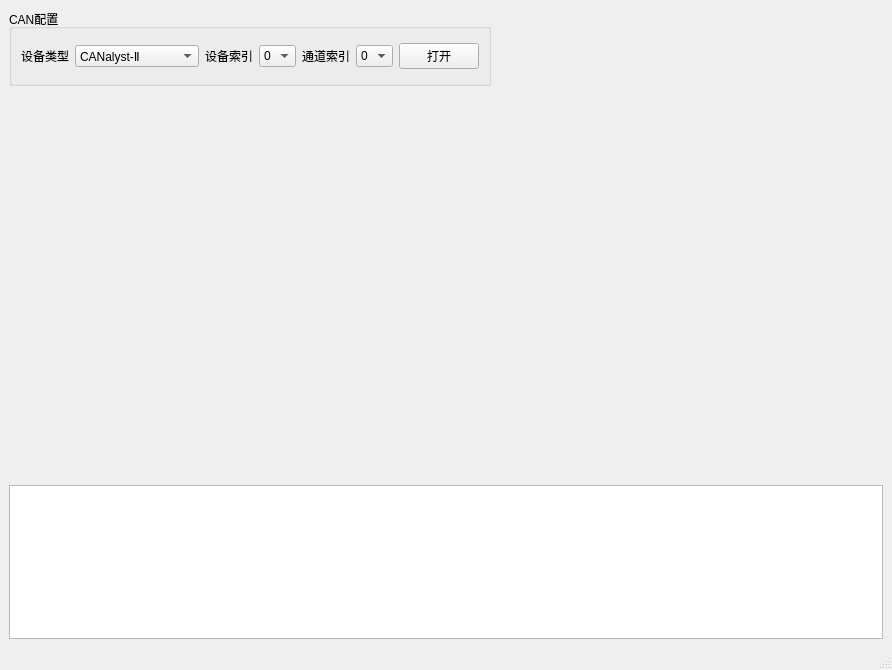
The window that QTProject/KeytoCANTooling/mainwindow.ui (mohaifeng/KeytoRepository) describes before a commit, drawn with Qt 5.
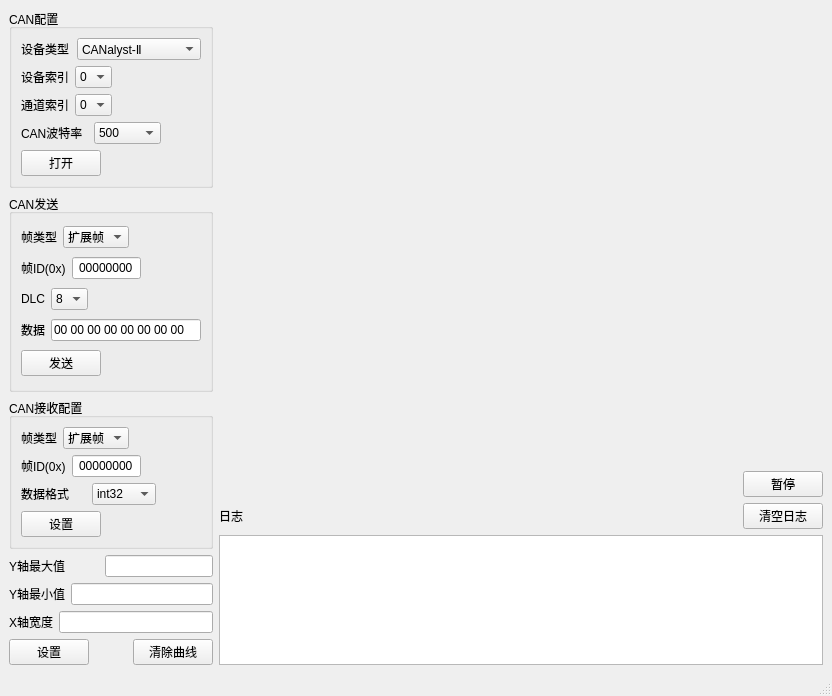
The same window after the commit. Custom widgets are drawn as their Qt base class.

Patch:
```diff
--- a/QTProject/KeytoCANTooling/mainwindow.ui
+++ b/QTProject/KeytoCANTooling/mainwindow.ui
@@ -6,23 +6,35 @@
    <rect>
     <x>0</x>
     <y>0</y>
-    <width>892</width>
-    <height>670</height>
+    <width>832</width>
+    <height>696</height>
    </rect>
   </property>
   <property name="windowTitle">
    <string>MainWindow</string>
   </property>
   <widget class="QWidget" name="centralwidget">
-   <layout class="QVBoxLayout" name="verticalLayout" stretch="1,5,2">
+   <layout class="QHBoxLayout" name="horizontalLayout_30" stretch="1,5">
     <item>
-     <layout class="QHBoxLayout" name="horizontalLayout_5">
+     <layout class="QVBoxLayout" name="verticalLayout_7" stretch="3,1,0,0">
       <item>
        <widget class="QGroupBox" name="groupBox">
+        <property name="sizePolicy">
+         <sizepolicy hsizetype="Preferred" vsizetype="Fixed">
+          <horstretch>0</horstretch>
+          <verstretch>0</verstretch>
+         </sizepolicy>
+        </property>
+        <property name="autoFillBackground">
+         <bool>true</bool>
+        </property>
         <property name="title">
          <string>CAN配置</string>
         </property>
-        <layout class="QHBoxLayout" name="horizontalLayout_4">
+        <layout class="QVBoxLayout" name="verticalLayout">
+         <property name="rightMargin">
+          <number>9</number>
+         </property>
          <item>
           <layout class="QHBoxLayout" name="horizontalLayout">
            <item>
@@ -49,114 +61,863 @@
           </layout>
          </item>
          <item>
-          <layout class="QHBoxLayout" name="horizontalLayout_2">
+          <layout class="QHBoxLayout" name="horizontalLayout_17">
            <item>
-            <widget class="QLabel" name="label_2">
+            <layout class="QHBoxLayout" name="horizontalLayout_2">
+             <item>
+              <widget class="QLabel" name="label_2">
+               <property name="text">
+                <string>设备索引</string>
+               </property>
+              </widget>
+             </item>
+             <item>
+              <widget class="QComboBox" name="DevIdexcomboBox">
+               <item>
+                <property name="text">
+                 <string>0</string>
+                </property>
+               </item>
+               <item>
+                <property name="text">
+                 <string>1</string>
+                </property>
+               </item>
+              </widget>
+             </item>
+            </layout>
+           </item>
+           <item>
+            <spacer name="horizontalSpacer_5">
+             <property name="orientation">
+              <enum>Qt::Horizontal</enum>
+             </property>
+             <property name="sizeHint" stdset="0">
+              <size>
+               <width>40</width>
+               <height>20</height>
+              </size>
+             </property>
+            </spacer>
+           </item>
+          </layout>
+         </item>
+         <item>
+          <layout class="QHBoxLayout" name="horizontalLayout_18">
+           <item>
+            <layout class="QHBoxLayout" name="horizontalLayout_3">
+             <item>
+              <widget class="QLabel" name="label_3">
+               <property name="text">
+                <string>通道索引</string>
+               </property>
+              </widget>
+             </item>
+             <item>
+              <widget class="QComboBox" name="CANIdexcomboBox">
+               <item>
+                <property name="text">
+                 <string>0</string>
+                </property>
+               </item>
+               <item>
+                <property name="text">
+                 <string>1</string>
+                </property>
+               </item>
+              </widget>
+             </item>
+            </layout>
+           </item>
+           <item>
+            <spacer name="horizontalSpacer_6">
+             <property name="orientation">
+              <enum>Qt::Horizontal</enum>
+             </property>
+             <property name="sizeHint" stdset="0">
+              <size>
+               <width>40</width>
+               <height>20</height>
+              </size>
+             </property>
+            </spacer>
+           </item>
+          </layout>
+         </item>
+         <item>
+          <layout class="QHBoxLayout" name="horizontalLayout_32" stretch="0,0">
+           <item>
+            <layout class="QHBoxLayout" name="horizontalLayout_31">
+             <item>
+              <widget class="QLabel" name="label_15">
+               <property name="text">
+                <string>CAN波特率</string>
+               </property>
+              </widget>
+             </item>
+             <item>
+              <widget class="QComboBox" name="CANBaudratecomboBox">
+               <property name="editable">
+                <bool>false</bool>
+               </property>
+               <property name="currentText">
+                <string>500</string>
+               </property>
+               <property name="currentIndex">
+                <number>3</number>
+               </property>
+               <item>
+                <property name="text">
+                 <string>100</string>
+                </property>
+               </item>
+               <item>
+                <property name="text">
+                 <string>125</string>
+                </property>
+               </item>
+               <item>
+                <property name="text">
+                 <string>250</string>
+                </property>
+               </item>
+               <item>
+                <property name="text">
+                 <string>500</string>
+                </property>
+               </item>
+               <item>
+                <property name="text">
+                 <string>800</string>
+                </property>
+               </item>
+               <item>
+                <property name="text">
+                 <string>1000</string>
+                </property>
+               </item>
+              </widget>
+             </item>
+            </layout>
+           </item>
+           <item>
+            <spacer name="horizontalSpacer_16">
+             <property name="orientation">
+              <enum>Qt::Horizontal</enum>
+             </property>
+             <property name="sizeType">
+              <enum>QSizePolicy::Preferred</enum>
+             </property>
+             <property name="sizeHint" stdset="0">
+              <size>
+               <width>40</width>
+               <height>20</height>
+              </size>
+             </property>
+            </spacer>
+           </item>
+          </layout>
+         </item>
+         <item>
+          <layout class="QHBoxLayout" name="horizontalLayout_16">
+           <item>
+            <widget class="QPushButton" name="OpenCANpushButton">
              <property name="text">
-              <string>设备索引</string>
+              <string>打开</string>
              </property>
             </widget>
            </item>
            <item>
-            <widget class="QComboBox" name="DevIdexcomboBox">
+            <spacer name="horizontalSpacer_4">
+             <property name="orientation">
+              <enum>Qt::Horizontal</enum>
+             </property>
+             <property name="sizeHint" stdset="0">
+              <size>
+               <width>40</width>
+               <height>20</height>
+              </size>
+             </property>
+            </spacer>
+           </item>
+          </layout>
+         </item>
+        </layout>
+       </widget>
+      </item>
+      <item>
+       <widget class="QGroupBox" name="groupBox_2">
+        <property name="sizePolicy">
+         <sizepolicy hsizetype="Preferred" vsizetype="Preferred">
+          <horstretch>0</horstretch>
+          <verstretch>0</verstretch>
+         </sizepolicy>
+        </property>
+        <property name="autoFillBackground">
+         <bool>true</bool>
+        </property>
+        <property name="title">
+         <string>CAN发送</string>
+        </property>
+        <layout class="QVBoxLayout" name="verticalLayout_5">
+         <item>
+          <layout class="QHBoxLayout" name="horizontalLayout_29">
+           <item>
+            <layout class="QHBoxLayout" name="horizontalLayout_11">
              <item>
-              <property name="text">
-               <string>0</string>
-              </property>
+              <widget class="QLabel" name="label_4">
+               <property name="text">
+                <string>帧类型</string>
+               </property>
+              </widget>
              </item>
              <item>
-              <property name="text">
-               <string>1</string>
-              </property>
+              <widget class="QComboBox" name="TxFrameTypecomboBox">
+               <property name="currentIndex">
+                <number>1</number>
+               </property>
+               <item>
+                <property name="text">
+                 <string>标准帧</string>
+                </property>
+               </item>
+               <item>
+                <property name="text">
+                 <string>扩展帧</string>
+                </property>
+               </item>
+              </widget>
              </item>
+            </layout>
+           </item>
+           <item>
+            <spacer name="horizontalSpacer_15">
+             <property name="orientation">
+              <enum>Qt::Horizontal</enum>
+             </property>
+             <property name="sizeType">
+              <enum>QSizePolicy::Expanding</enum>
+             </property>
+             <property name="sizeHint" stdset="0">
+              <size>
+               <width>40</width>
+               <height>20</height>
+              </size>
+             </property>
+            </spacer>
+           </item>
+          </layout>
+         </item>
+         <item>
+          <layout class="QHBoxLayout" name="horizontalLayout_19" stretch="2,1">
+           <item>
+            <layout class="QHBoxLayout" name="horizontalLayout_12">
+             <item>
+              <widget class="QLabel" name="label_5">
+               <property name="text">
+                <string>帧ID(0x)</string>
+               </property>
+              </widget>
+             </item>
+             <item>
+              <widget class="QLineEdit" name="TxFrameIDlineEdit">
+               <property name="text">
+                <string>00000000</string>
+               </property>
+               <property name="alignment">
+                <set>Qt::AlignCenter</set>
+               </property>
+              </widget>
+             </item>
+            </layout>
+           </item>
+           <item>
+            <spacer name="horizontalSpacer_7">
+             <property name="orientation">
+              <enum>Qt::Horizontal</enum>
+             </property>
+             <property name="sizeHint" stdset="0">
+              <size>
+               <width>40</width>
+               <height>20</height>
+              </size>
+             </property>
+            </spacer>
+           </item>
+          </layout>
+         </item>
+         <item>
+          <layout class="QHBoxLayout" name="horizontalLayout_20">
+           <item>
+            <layout class="QHBoxLayout" name="horizontalLayout_13">
+             <item>
+              <widget class="QLabel" name="label_10">
+               <property name="text">
+                <string>DLC</string>
+               </property>
+              </widget>
+             </item>
+             <item>
+              <widget class="QComboBox" name="DLCcomboBox">
+               <property name="currentText">
+                <string>8</string>
+               </property>
+               <property name="currentIndex">
+                <number>7</number>
+               </property>
+               <item>
+                <property name="text">
+                 <string>1</string>
+                </property>
+               </item>
+               <item>
+                <property name="text">
+                 <string>2</string>
+                </property>
+               </item>
+               <item>
+                <property name="text">
+                 <string>3</string>
+                </property>
+               </item>
+               <item>
+                <property name="text">
+                 <string>4</string>
+                </property>
+               </item>
+               <item>
+                <property name="text">
+                 <string>5</string>
+                </property>
+               </item>
+               <item>
+                <property name="text">
+                 <string>6</string>
+                </property>
+               </item>
+               <item>
+                <property name="text">
+                 <string>7</string>
+                </property>
+               </item>
+               <item>
+                <property name="text">
+                 <string>8</string>
+                </property>
+               </item>
+              </widget>
+             </item>
+            </layout>
+           </item>
+           <item>
+            <spacer name="horizontalSpacer_8">
+             <property name="orientation">
+              <enum>Qt::Horizontal</enum>
+             </property>
+             <property name="sizeHint" stdset="0">
+              <size>
+               <width>40</width>
+               <height>20</height>
+              </size>
+             </property>
+            </spacer>
+           </item>
+          </layout>
+         </item>
+         <item>
+          <layout class="QHBoxLayout" name="horizontalLayout_14">
+           <item>
+            <widget class="QLabel" name="label_11">
+             <property name="text">
+              <string>数据</string>
+             </property>
             </widget>
            </item>
+           <item>
+            <widget class="QLineEdit" name="CANDatalineEdit">
+             <property name="sizePolicy">
+              <sizepolicy hsizetype="Minimum" vsizetype="Fixed">
+               <horstretch>0</horstretch>
+               <verstretch>0</verstretch>
+              </sizepolicy>
+             </property>
+             <property name="minimumSize">
+              <size>
+               <width>150</width>
+               <height>0</height>
+              </size>
+             </property>
+             <property name="text">
+              <string>00 00 00 00 00 00 00 00</string>
+             </property>
+            </widget>
+           </item>
           </layout>
          </item>
          <item>
-          <layout class="QHBoxLayout" name="horizontalLayout_3">
+          <layout class="QHBoxLayout" name="horizontalLayout_21">
            <item>
-            <widget class="QLabel" name="label_3">
+            <widget class="QPushButton" name="CANSendpushButton">
              <property name="text">
-              <string>通道索引</string>
+              <string>发送</string>
              </property>
             </widget>
            </item>
            <item>
-            <widget class="QComboBox" name="CANIdexcomboBox">
+            <spacer name="horizontalSpacer_9">
+             <property name="orientation">
+              <enum>Qt::Horizontal</enum>
+             </property>
+             <property name="sizeHint" stdset="0">
+              <size>
+               <width>40</width>
+               <height>20</height>
+              </size>
+             </property>
+            </spacer>
+           </item>
+          </layout>
+         </item>
+        </layout>
+       </widget>
+      </item>
+      <item>
+       <widget class="QGroupBox" name="groupBox_3">
+        <property name="sizePolicy">
+         <sizepolicy hsizetype="Preferred" vsizetype="Preferred">
+          <horstretch>0</horstretch>
+          <verstretch>0</verstretch>
+         </sizepolicy>
+        </property>
+        <property name="autoFillBackground">
+         <bool>true</bool>
+        </property>
+        <property name="title">
+         <string>CAN接收配置</string>
+        </property>
+        <layout class="QVBoxLayout" name="verticalLayout_6">
+         <item>
+          <layout class="QHBoxLayout" name="horizontalLayout_28">
+           <item>
+            <layout class="QHBoxLayout" name="horizontalLayout_22">
              <item>
-              <property name="text">
-               <string>0</string>
-              </property>
+              <widget class="QLabel" name="label_12">
+               <property name="text">
+                <string>帧类型</string>
+               </property>
+              </widget>
              </item>
              <item>
-              <property name="text">
-               <string>1</string>
-              </property>
+              <widget class="QComboBox" name="RxFrameTypecomboBox">
+               <property name="currentIndex">
+                <number>1</number>
+               </property>
+               <item>
+                <property name="text">
+                 <string>标准帧</string>
+                </property>
+               </item>
+               <item>
+                <property name="text">
+                 <string>扩展帧</string>
+                </property>
+               </item>
+              </widget>
              </item>
+            </layout>
+           </item>
+           <item>
+            <spacer name="horizontalSpacer_13">
+             <property name="orientation">
+              <enum>Qt::Horizontal</enum>
+             </property>
+             <property name="sizeHint" stdset="0">
+              <size>
+               <width>40</width>
+               <height>20</height>
+              </size>
+             </property>
+            </spacer>
+           </item>
+          </layout>
+         </item>
+         <item>
+          <layout class="QHBoxLayout" name="horizontalLayout_23" stretch="2,1">
+           <item>
+            <layout class="QHBoxLayout" name="horizontalLayout_24" stretch="0,0">
+             <item>
+              <widget class="QLabel" name="label_13">
+               <property name="text">
+                <string>帧ID(0x)</string>
+               </property>
+              </widget>
+             </item>
+             <item>
+              <widget class="QLineEdit" name="RxFrameIDlineEdit">
+               <property name="text">
+                <string>00000000</string>
+               </property>
+               <property name="alignment">
+                <set>Qt::AlignCenter</set>
+               </property>
+              </widget>
+             </item>
+            </layout>
+           </item>
+           <item>
+            <spacer name="horizontalSpacer_10">
+             <property name="orientation">
+              <enum>Qt::Horizontal</enum>
+             </property>
+             <property name="sizeType">
+              <enum>QSizePolicy::Preferred</enum>
+             </property>
+             <property name="sizeHint" stdset="0">
+              <size>
+               <width>40</width>
+               <height>20</height>
+              </size>
+             </property>
+            </spacer>
+           </item>
+          </layout>
+         </item>
+         <item>
+          <layout class="QHBoxLayout" name="horizontalLayout_26" stretch="3,1">
+           <item>
+            <layout class="QHBoxLayout" name="horizontalLayout_25">
+             <item>
+              <widget class="QLabel" name="label_14">
+               <property name="text">
+                <string>数据格式</string>
+               </property>
+              </widget>
+             </item>
+             <item>
+              <widget class="QComboBox" name="RxDataFormatecomboBox">
+               <property name="sizePolicy">
+                <sizepolicy hsizetype="Preferred" vsizetype="Fixed">
+                 <horstretch>0</horstretch>
+                 <verstretch>0</verstretch>
+                </sizepolicy>
+               </property>
+               <property name="currentText">
+                <string>int32</string>
+               </property>
+               <item>
+                <property name="text">
+                 <string>int32</string>
+                </property>
+               </item>
+               <item>
+                <property name="text">
+                 <string>ascii</string>
+                </property>
+               </item>
+              </widget>
+             </item>
+            </layout>
+           </item>
+           <item>
+            <spacer name="horizontalSpacer_11">
+             <property name="orientation">
+              <enum>Qt::Horizontal</enum>
+             </property>
+             <property name="sizeType">
+              <enum>QSizePolicy::Preferred</enum>
+             </property>
+             <property name="sizeHint" stdset="0">
+              <size>
+               <width>40</width>
+               <height>20</height>
+              </size>
+             </property>
+            </spacer>
+           </item>
+          </layout>
+         </item>
+         <item>
+          <layout class="QHBoxLayout" name="horizontalLayout_27">
+           <item>
+            <widget class="QPushButton" name="SetRxFramepushButton">
+             <property name="text">
+              <string>设置</string>
+             </property>
             </widget>
            </item>
+           <item>
+            <spacer name="horizontalSpacer_12">
+             <property name="orientation">
+              <enum>Qt::Horizontal</enum>
+             </property>
+             <property name="sizeHint" stdset="0">
+              <size>
+               <width>40</width>
+               <height>20</height>
+              </size>
+             </property>
+            </spacer>
+           </item>
           </layout>
          </item>
+        </layout>
+       </widget>
+      </item>
+      <item>
+       <layout class="QVBoxLayout" name="verticalLayout_2">
+        <item>
+         <layout class="QHBoxLayout" name="horizontalLayout_4">
+          <item>
+           <widget class="QLabel" name="label_6">
+            <property name="text">
+             <string>Y轴最大值</string>
+            </property>
+           </widget>
+          </item>
+          <item>
+           <widget class="QLineEdit" name="MaxYlineEdit">
+            <property name="sizePolicy">
+             <sizepolicy hsizetype="Preferred" vsizetype="Fixed">
+              <horstretch>0</horstretch>
+              <verstretch>0</verstretch>
+             </sizepolicy>
+            </property>
+            <property name="alignment">
+             <set>Qt::AlignCenter</set>
+            </property>
+           </widget>
+          </item>
+         </layout>
+        </item>
+        <item>
+         <layout class="QHBoxLayout" name="horizontalLayout_5">
+          <item>
+           <widget class="QLabel" name="label_7">
+            <property name="text">
+             <string>Y轴最小值</string>
+            </property>
+           </widget>
+          </item>
+          <item>
+           <widget class="QLineEdit" name="MinYlineEdit">
+            <property name="alignment">
+             <set>Qt::AlignCenter</set>
+            </property>
+           </widget>
+          </item>
+         </layout>
+        </item>
+        <item>
+         <layout class="QHBoxLayout" name="horizontalLayout_6">
+          <item>
+           <widget class="QLabel" name="label_8">
+            <property name="text">
+             <string>X轴宽度</string>
+            </property>
+           </widget>
+          </item>
+          <item>
+           <widget class="QLineEdit" name="WidthXlineEdit">
+            <property name="alignment">
+             <set>Qt::AlignCenter</set>
+            </property>
+           </widget>
+          </item>
+         </layout>
+        </item>
+        <item>
+         <layout class="QHBoxLayout" name="horizontalLayout_7">
+          <item>
+           <widget class="QPushButton" name="SetPlotpushButton">
+            <property name="text">
+             <string>设置</string>
+            </property>
+           </widget>
+          </item>
+          <item>
+           <spacer name="horizontalSpacer_14">
+            <property name="orientation">
+             <enum>Qt::Horizontal</enum>
+            </property>
+            <property name="sizeType">
+             <enum>QSizePolicy::Preferred</enum>
+            </property>
+            <property name="sizeHint" stdset="0">
+             <size>
+              <width>40</width>
+              <height>20</height>
+             </size>
+            </property>
+           </spacer>
+          </item>
+          <item>
+           <widget class="QPushButton" name="ClearGraphpushButton">
+            <property name="text">
+             <string>清除曲线</string>
+            </property>
+           </widget>
+          </item>
+         </layout>
+        </item>
+       </layout>
+      </item>
+     </layout>
+    </item>
+    <item>
+     <layout class="QVBoxLayout" name="verticalLayout_8" stretch="3,1">
+      <item>
+       <widget class="QWidget" name="widget" native="true">
+        <layout class="QVBoxLayout" name="verticalLayout_4" stretch="30,1">
+         <property name="spacing">
+          <number>0</number>
+         </property>
+         <property name="leftMargin">
+          <number>0</number>
+         </property>
+         <property name="topMargin">
+          <number>0</number>
+         </property>
+         <property name="rightMargin">
+          <number>0</number>
+         </property>
+         <property name="bottomMargin">
+          <number>0</number>
+         </property>
          <item>
-          <widget class="QPushButton" name="OpenCANpushButton">
-           <property name="text">
-            <string>打开</string>
+          <widget class="QWidget" name="chartwidget" native="true">
+           <property name="sizePolicy">
+            <sizepolicy hsizetype="Expanding" vsizetype="Preferred">
+             <horstretch>0</horstretch>
+             <verstretch>0</verstretch>
+            </sizepolicy>
            </property>
+           <property name="mouseTracking">
+            <bool>false</bool>
+           </property>
+           <layout class="QGridLayout" name="gridLayout_2">
+            <property name="leftMargin">
+             <number>0</number>
+            </property>
+            <property name="topMargin">
+             <number>0</number>
+            </property>
+            <property name="rightMargin">
+             <number>0</number>
+            </property>
+            <property name="bottomMargin">
+             <number>0</number>
+            </property>
+            <property name="spacing">
+             <number>0</number>
+            </property>
+            <item row="0" column="0">
+             <layout class="QGridLayout" name="gridLayout">
+              <property name="spacing">
+               <number>0</number>
+              </property>
+             </layout>
+            </item>
+           </layout>
           </widget>
          </item>
+         <item>
+          <layout class="QHBoxLayout" name="horizontalLayout_10" stretch="1,3,0">
+           <item>
+            <layout class="QHBoxLayout" name="horizontalLayout_8">
+             <item>
+              <widget class="QLabel" name="AxisXlabel">
+               <property name="text">
+                <string/>
+               </property>
+              </widget>
+             </item>
+             <item>
+              <widget class="QLabel" name="AxisYlabel">
+               <property name="text">
+                <string/>
+               </property>
+              </widget>
+             </item>
+            </layout>
+           </item>
+           <item>
+            <spacer name="horizontalSpacer_2">
+             <property name="orientation">
+              <enum>Qt::Horizontal</enum>
+             </property>
+             <property name="sizeHint" stdset="0">
+              <size>
+               <width>40</width>
+               <height>20</height>
+              </size>
+             </property>
+            </spacer>
+           </item>
+           <item>
+            <widget class="QPushButton" name="GraphStoppushButton">
+             <property name="text">
+              <string>暂停</string>
+             </property>
+            </widget>
+           </item>
+          </layout>
+         </item>
         </layout>
        </widget>
       </item>
       <item>
-       <spacer name="horizontalSpacer">
-        <property name="orientation">
-         <enum>Qt::Horizontal</enum>
-        </property>
-        <property name="sizeHint" stdset="0">
-         <size>
-          <width>40</width>
-          <height>20</height>
-         </size>
-        </property>
-       </spacer>
+       <layout class="QVBoxLayout" name="verticalLayout_3">
+        <item>
+         <layout class="QHBoxLayout" name="horizontalLayout_9">
+          <item>
+           <widget class="QLabel" name="label_9">
+            <property name="text">
+             <string>日志</string>
+            </property>
+           </widget>
+          </item>
+          <item>
+           <spacer name="horizontalSpacer">
+            <property name="orientation">
+             <enum>Qt::Horizontal</enum>
+            </property>
+            <property name="sizeHint" stdset="0">
+             <size>
+              <width>40</width>
+              <height>20</height>
+             </size>
+            </property>
+           </spacer>
+          </item>
+          <item>
+           <widget class="QPushButton" name="ClearLogpushButton">
+            <property name="text">
+             <string>清空日志</string>
+            </property>
+           </widget>
+          </item>
+         </layout>
+        </item>
+        <item>
+         <widget class="QPlainTextEdit" name="LogplainTextEdit">
+          <property name="sizePolicy">
+           <sizepolicy hsizetype="Minimum" vsizetype="Preferred">
+            <horstretch>0</horstretch>
+            <verstretch>0</verstretch>
+           </sizepolicy>
+          </property>
+          <property name="minimumSize">
+           <size>
+            <width>600</width>
+            <height>0</height>
+           </size>
+          </property>
+         </widget>
+        </item>
+       </layout>
       </item>
      </layout>
     </item>
-    <item>
-     <layout class="QHBoxLayout" name="horizontalLayout_6" stretch="1,1">
-      <item>
-       <spacer name="horizontalSpacer_2">
-        <property name="orientation">
-         <enum>Qt::Horizontal</enum>
-        </property>
-        <property name="sizeHint" stdset="0">
-         <size>
-          <width>438</width>
-          <height>20</height>
-         </size>
-        </property>
-       </spacer>
-      </item>
-      <item>
-       <widget class="QChartView" name="chartwidget" native="true">
-        <property name="mouseTracking">
-         <bool>false</bool>
-        </property>
-       </widget>
-      </item>
-     </layout>
-    </item>
-    <item>
-     <widget class="QPlainTextEdit" name="LogplainTextEdit">
-      <property name="sizePolicy">
-       <sizepolicy hsizetype="Preferred" vsizetype="Preferred">
-        <horstretch>0</horstretch>
-        <verstretch>0</verstretch>
-       </sizepolicy>
-      </property>
-     </widget>
-    </item>
    </layout>
   </widget>
   <widget class="QMenuBar" name="menubar">
@@ -171,14 +932,6 @@
   </widget>
   <widget class="QStatusBar" name="statusbar"/>
  </widget>
- <customwidgets>
-  <customwidget>
-   <class>QChartView</class>
-   <extends>QWidget</extends>
-   <header>QtCharts</header>
-   <container>1</container>
-  </customwidget>
- </customwidgets>
  <resources/>
  <connections/>
 </ui>
```
Left out of the diff: 10 changed lines with no effect on the pictures.
